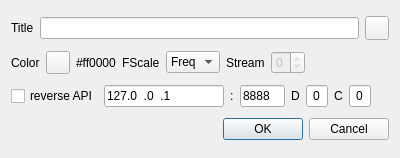
f4exb/sdrangel, file sdrgui/gui/basicchannelsettingsdialog.ui: the form before one commit.
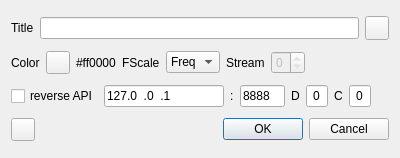
The form after the commit. Icons and pictures are not drawn.

Commit message: Add support for plugin presets.

The edit to the form file:
```diff
--- a/sdrgui/gui/basicchannelsettingsdialog.ui
+++ b/sdrgui/gui/basicchannelsettingsdialog.ui
@@ -301,6 +301,22 @@
     </layout>
    </item>
    <item>
+    <layout class="QHBoxLayout" name="horizontalLayout">
+     <item>
+      <widget class="QToolButton" name="presets">
+       <property name="toolTip">
+        <string>Open channel presets dialog</string>
+       </property>
+       <property name="text">
+        <string/>
+       </property>
+       <property name="icon">
+        <iconset resource="../resources/res.qrc">
+         <normaloff>:/star.png</normaloff>:/star.png</iconset>
+       </property>
+      </widget>
+     </item>
+     <item>
     <widget class="QDialogButtonBox" name="buttonBox">
      <property name="orientation">
       <enum>Qt::Horizontal</enum>
@@ -309,6 +325,8 @@
       <set>QDialogButtonBox::Cancel|QDialogButtonBox::Ok</set>
      </property>
     </widget>
+     </item>
+    </layout>
    </item>
   </layout>
  </widget>
```
Lines whose indentation alone changed are shown as unchanged. The commit also changes 27 other files.
